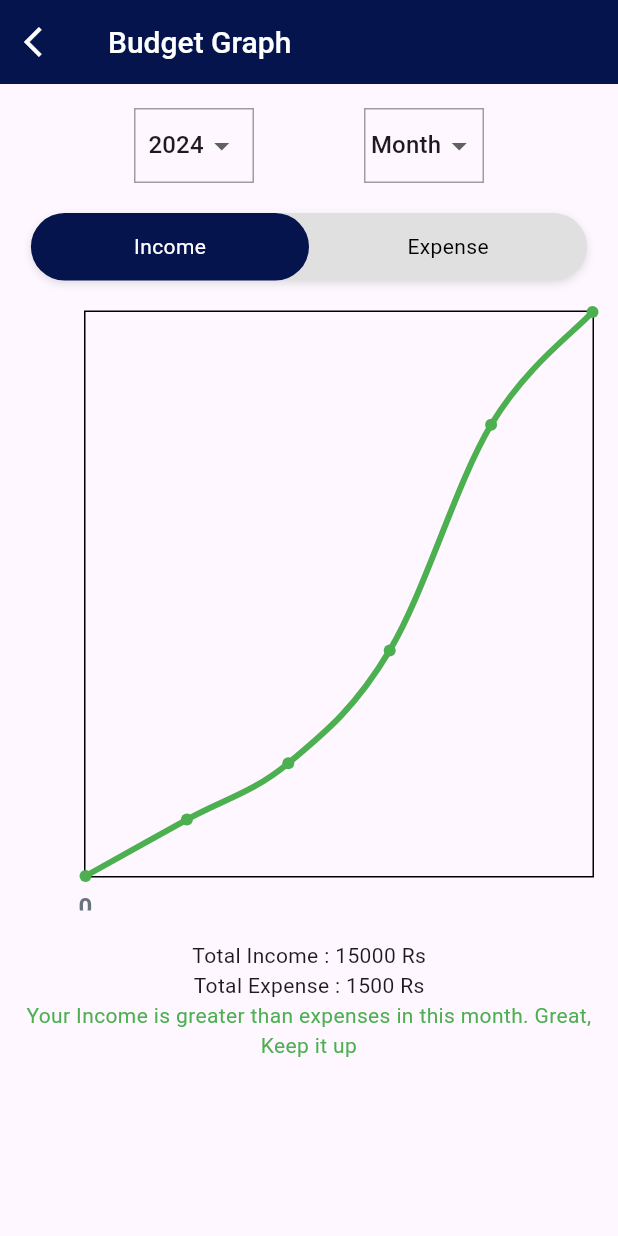
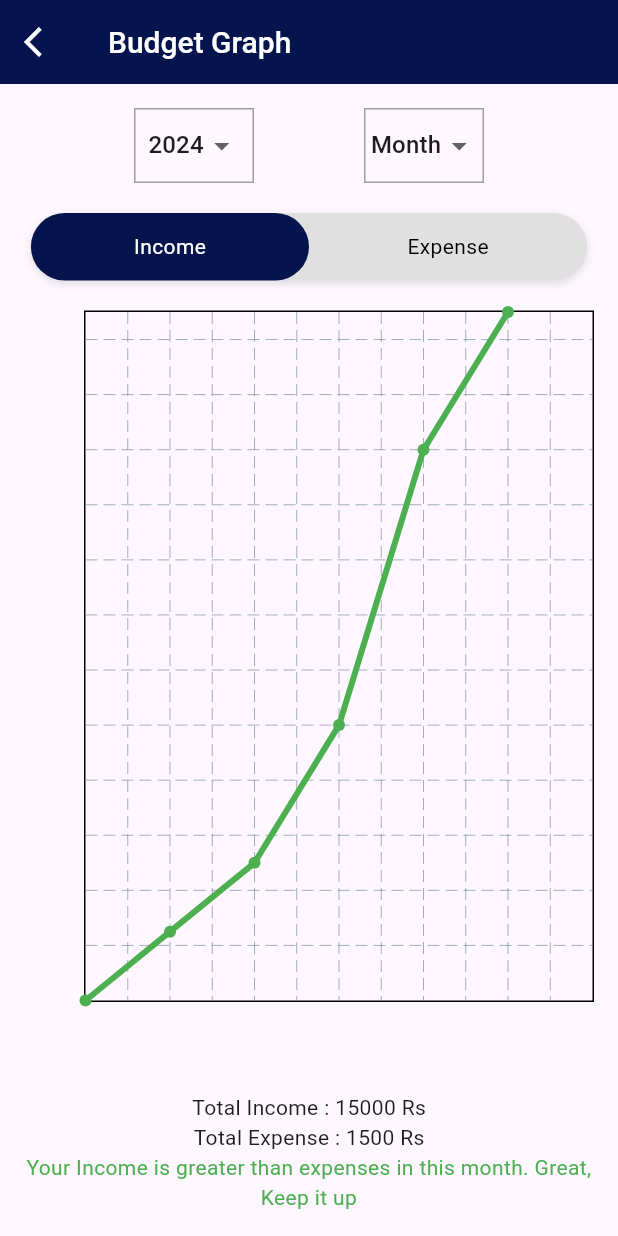
Before and after one commit to AthiraaAthi/project_way, a Flutter app: the BudgetGraphScreen screen opened directly, on a phone screen of 412 x 824 dp. Run offline on Flutter 3.47's test engine with Material 3 defaults, Android fonts, the phone set to English and light mode, and no system bars; drawn by our look-alikes of fl_chart, flutter_toggle_tab; our stand-ins replace carousel_slider, pinput, table_calendar, video_player.

Commit message:
making the graph screen pendng for last..starting responsive  screen

```diff
--- a/lib/view/track_budget_screen/budget_graph.dart
+++ b/lib/view/track_budget_screen/budget_graph.dart
@@ -1,6 +1,5 @@
 import 'package:fl_chart/fl_chart.dart';
 import 'package:flutter/material.dart';
-import 'package:flutter/widgets.dart';
 import 'package:flutter_toggle_tab/flutter_toggle_tab.dart';
 import 'package:project_way/utils/color_constant/color_constant.dart';
 
@@ -55,13 +54,32 @@ class _BudgetGraphScreenState extends State<BudgetGraphScreen> {
       fontSize: 16,
     );
     Widget text;
-    if (value % 500 == 0) {
-      text = Text('${value.toInt()}', style: style);
-    } else {
-      text = const Text('', style: style);
+    switch (value.toInt()) {
+      case 250:
+        text = const Text('250', style: style);
+        break;
+      case 500:
+        text = const Text('500', style: style);
+        break;
+      case 1000:
+        text = const Text('1000', style: style);
+        break;
+      case 1500:
+        text = const Text('1500', style: style);
+        break;
+      case 2000:
+        text = const Text('2000', style: style);
+        break;
+      case 2500:
+        text = const Text('2500', style: style);
+        break;
+      default:
+        text = const Text('', style: style);
+        break;
     }
     return SideTitleWidget(
       axisSide: meta.axisSide,
+      space: 4.0,
       child: text,
     );
   }
@@ -116,6 +134,7 @@ class _BudgetGraphScreenState extends State<BudgetGraphScreen> {
     }
     return SideTitleWidget(
       axisSide: meta.axisSide,
+      space: 4.0,
       child: text,
     );
   }
@@ -224,13 +243,11 @@ class _BudgetGraphScreenState extends State<BudgetGraphScreen> {
               },
             ),
             SizedBox(height: 20),
-            Container(
-              height: 400,
-              width: 400,
+            Expanded(
               child: LineChart(
                 LineChartData(
                   gridData: FlGridData(
-                    show: false,
+                    show: true,
                   ),
                   titlesData: FlTitlesData(
                     leftTitles: AxisTitles(
@@ -244,7 +261,7 @@ class _BudgetGraphScreenState extends State<BudgetGraphScreen> {
                       sideTitles: SideTitles(
                         showTitles: true,
                         getTitlesWidget: bottomTitleWidgets,
-                        //reservedSize: 40,
+                        reservedSize: 40,
                       ),
                     ),
                     rightTitles:
@@ -257,13 +274,13 @@ class _BudgetGraphScreenState extends State<BudgetGraphScreen> {
                     border: Border.all(color: Colors.black, width: 1),
                   ),
                   minX: 0,
-                  maxX: 5,
+                  maxX: 6,
                   minY: 0,
                   maxY: 2500,
                   lineBarsData: [
                     LineChartBarData(
                       spots: _toggleIndex == 0 ? incomeData : expenseData,
-                      isCurved: true,
+                      isCurved: false,
                       barWidth: 4,
                       color: Colors.green,
                       belowBarData: BarAreaData(show: false),
```
